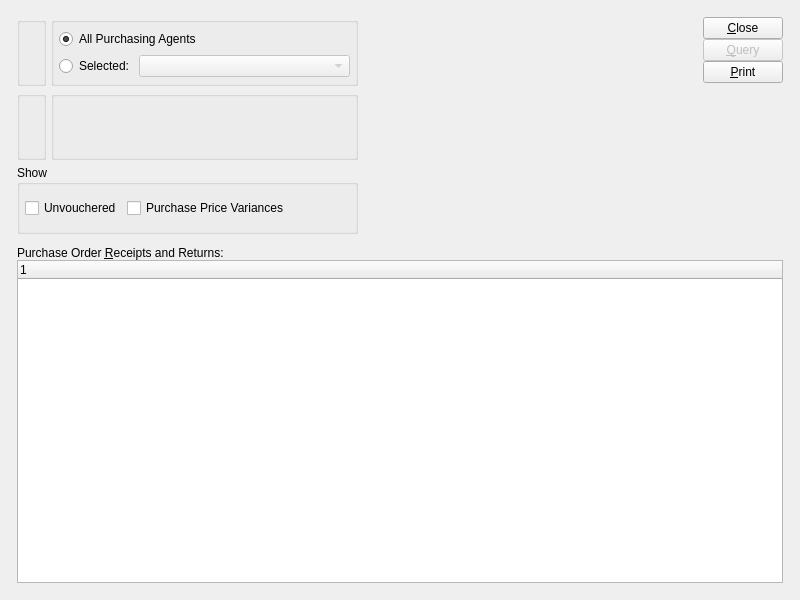
The window that guiclient/dspPoItemReceivingsByVendor.ui (Pegasus-RPG/xtuple-client) describes before a commit, drawn with Qt 5.
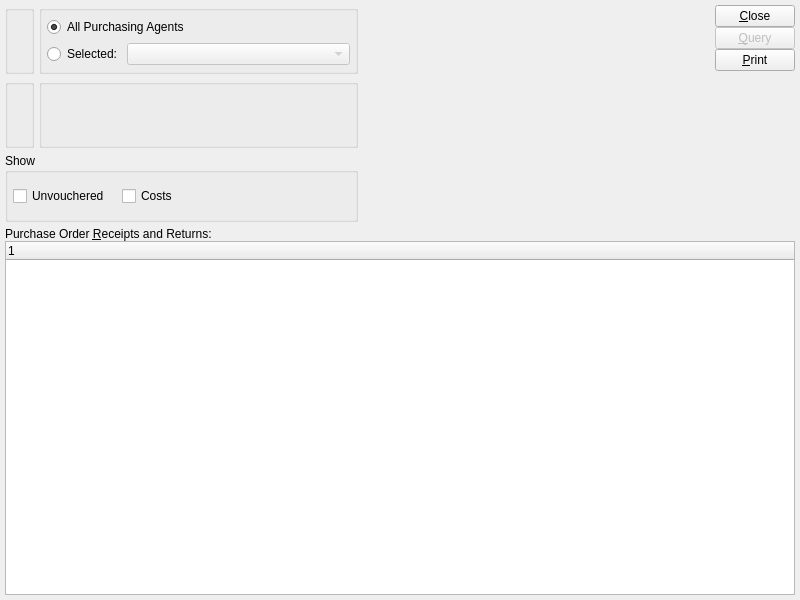
The same window after the commit. Custom widgets are drawn as their Qt base class.

Commit message: issue #11186:  Change column name for Recv. Cost to Invcd. Cost (Invoiced) to more accurately describe what it really is.  Change "Show price variances" box to say "Show Costs" to more accurately reflect what really gets shown when you check the box.  Other misc. ui tweaks.

Diff of the .ui file:
```diff
--- a/guiclient/dspPoItemReceivingsByVendor.ui
+++ b/guiclient/dspPoItemReceivingsByVendor.ui
@@ -19,17 +19,9 @@
   <property name="windowTitle" >
    <string>Receipts and Returns by Vendor</string>
   </property>
-  <layout class="QGridLayout" name="gridLayout_8" >
-   <item row="0" column="0" >
-    <layout class="QGridLayout" name="gridLayout_7" >
-     <property name="margin" >
-      <number>12</number>
-     </property>
-     <property name="spacing" >
-      <number>12</number>
-     </property>
-     <item row="0" column="0" >
-      <layout class="QHBoxLayout" name="horizontalLayout_2" >
+  <layout class="QGridLayout" name="gridLayout_7">
+   <item row="0" column="0">
+    <layout class="QHBoxLayout" name="horizontalLayout_2">
        <item>
         <layout class="QGridLayout" name="gridLayout_6" >
          <item row="0" column="0" >
@@ -110,9 +102,12 @@
            <property name="title" >
             <string>Show</string>
            </property>
-           <layout class="QGridLayout" name="gridLayout_2" >
-            <item row="0" column="0" >
-             <layout class="QHBoxLayout" name="horizontalLayout" >
+         <layout class="QGridLayout" name="gridLayout_2">
+          <item row="0" column="0">
+           <layout class="QHBoxLayout" name="horizontalLayout">
+            <property name="spacing">
+             <number>12</number>
+            </property>
               <item>
                <widget class="XCheckBox" name="_showUnvouchered" >
                 <property name="text" >
@@ -121,9 +116,9 @@
                </widget>
               </item>
               <item>
-               <widget class="XCheckBox" name="_showVariances" >
-                <property name="text" >
-                 <string>Purchase Price Variances</string>
+             <widget class="XCheckBox" name="_showVariances">
+              <property name="text">
+               <string>Costs</string>
                 </property>
                </widget>
               </item>
@@ -336,10 +331,8 @@
       </widget>
      </item>
     </layout>
-   </item>
-  </layout>
  </widget>
- <layoutdefault spacing="5" margin="5" />
+ <layoutdefault spacing="5" margin="5"/>
  <pixmapfunction>qPixmapFromMimeSource</pixmapfunction>
  <customwidgets>
   <customwidget>
```
Left out of the diff: 205 changed lines with no effect on the pictures. Lines whose indentation alone changed are shown as unchanged. The commit also changes 5 other files.
